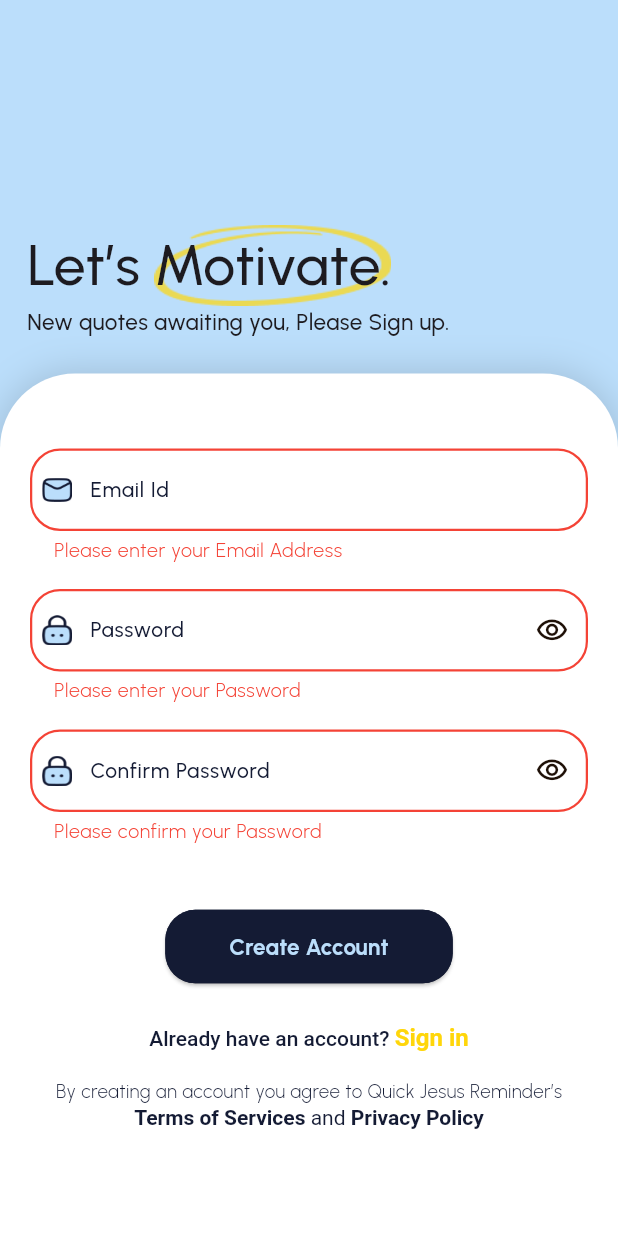
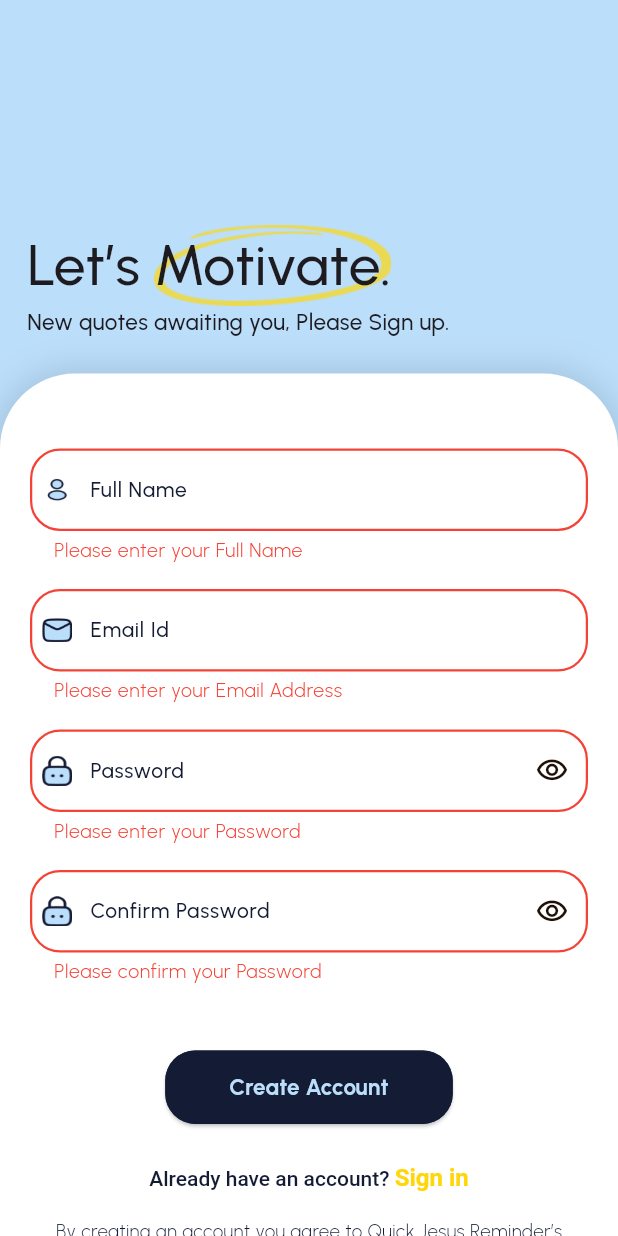
Before and after one commit to QJR2026/QJR, a Flutter app: the SignupScreen screen opened by its route, after a tap on "Create Account", on a phone screen of 412 x 824 dp. Run offline on Flutter 3.47's test engine with Material 3 defaults, Android fonts, the phone set to English and light mode, and no system bars; our stand-ins replace cached_network_image, connectivity_plus, device_info_plus, dio, firebase_core, firebase_messaging and 9 more; missing offline and left inert: app_settings, in_app_purchase_storekit, time_range_picker; accounts and stored records are empty.

Commit message:
feat: Update signup process to include full name, add profile icon, and enhance form validation

```diff
--- a/lib/constants/api_end_points.dart
+++ b/lib/constants/api_end_points.dart
@@ -1,5 +1,6 @@
 class ApiEndpoints {
-  static const String baseUrl = "https://qjh.mazedigital.us/";
+  // static const String baseUrl = "https://qjh.mazedigital.us/";
+  static const String baseUrl = "https://qjr-staging-backend.mazedigital.us/";
   // static const String baseUrl = "https://b6z006k3-1020.inc1.devtunnels.ms/";
   static const String signUp = "${baseUrl}auth/signup";
   static const String verifyEmail = "${baseUrl}auth/verify-email";
--- a/lib/utils/form_validators.dart
+++ b/lib/utils/form_validators.dart
@@ -36,11 +36,26 @@ class FormValidators {
     }
     return null;
   }
-  static String? requiredFieldValidator(String? value, {String fieldName = 'This field'}) {
-  if (value == null || value.trim().isEmpty) {
-    return '$fieldName cannot be empty ';
+
+  static String? requiredFieldValidator(String? value,
+      {String fieldName = 'This field'}) {
+    if (value == null || value.trim().isEmpty) {
+      return '$fieldName cannot be empty ';
+    }
+    return null;
   }
-  return null;
+
+  static String? fullNameValidator(String? value) {
+    final trimmed = value?.trim() ?? '';
+    if (trimmed.isEmpty) {
+      return 'Please enter your Full Name';
+    }
+    if (trimmed.length < 2) {
+      return 'Full Name must be at least 2 characters long';
+    }
+    if (trimmed.length > 50) {
+      return 'Full Name must not exceed 50 characters';
+    }
+    return null;
+  }
 }
-
-}
--- a/lib/utils/icons.dart
+++ b/lib/utils/icons.dart
@@ -9,6 +9,7 @@ class IconAssets {
   static const bell = 'assets/icons/bell.png';
   static const notes = 'assets/icons/notes.png';
   static const peoples = 'assets/icons/peoples.png';
+  static const profile = 'assets/icons/profile.png';
 
   //for bottom navigation
   static const bNHomeBorderIcon = 'assets/icons/home-border-icon.png';
--- a/lib/views/auth/signup_screen.dart
+++ b/lib/views/auth/signup_screen.dart
@@ -25,6 +25,7 @@ class SignupScreen extends StatefulWidget {
 }
 
 class _SignupScreenState extends State<SignupScreen> {
+  final fullNameController = TextEditingController();
   final emailController = TextEditingController();
   final passwordController = TextEditingController();
   final confirmPasswordController = TextEditingController();
@@ -33,6 +34,7 @@ class _SignupScreenState extends State<SignupScreen> {
   signUpFormSubmit() {
     if (!formKey.currentState!.validate()) return;
     context.read<AuthProvider>().signUp(
+          fullName: fullNameController.text.trim(),
           email: emailController.text.trim(),
           password: passwordController.text.trim(),
         );
@@ -71,6 +73,15 @@ class _SignupScreenState extends State<SignupScreen> {
               mainAxisSize: MainAxisSize.max,
               children: [
                 const SizedBox(height: 50),
+                MyTextFormField(
+                  hintText: 'Full Name',
+                  controller: fullNameController,
+                  bottomSpace: 20,
+                  maxLength: 50,
+                  prefixIconAsset: IconAssets.profile,
+                  validator: FormValidators.fullNameValidator,
+                  textCapitalization: TextCapitalization.words,
+                ),
                 MyTextFormField(
                   hintText: 'Email Id',
                   controller: emailController,
--- a/lib/views/widgets/my_textfield.dart
+++ b/lib/views/widgets/my_textfield.dart
@@ -183,7 +183,13 @@ class _MyTextFormFieldState extends State<MyTextFormField> {
                 fontSize: 14,
                 fontWeight: FontWeight.w500),
             // prefix: widget.prefix,
-            prefixIcon: widget.prefixIconAsset!= null ? Padding(
+            prefixIcon: widget.prefixIcon != null
+                ? Padding(
+                    padding: const EdgeInsets.symmetric(horizontal: 8),
+                    child: widget.prefixIcon,
+                  )
+                : widget.prefixIconAsset != null
+                    ? Padding(
                         padding: const EdgeInsets.symmetric(horizontal: 8),
                         child: SizedBox(
                           width: 20,
@@ -193,7 +199,8 @@ class _MyTextFormFieldState extends State<MyTextFormField> {
                             fit: BoxFit.fill,
                           ),
                         ),
-            ) :null,
+                      )
+                    : null,
             // contentPadding:
             //     const EdgeInsets.symmetric(vertical: 16, horizontal: 20),
 
```
Also changed, not shown: lib/providers/auth_provider.dart (+6 -1 lines), assets/icons/profile.png (added), 4 other files. Lines whose indentation alone changed are shown as unchanged.
